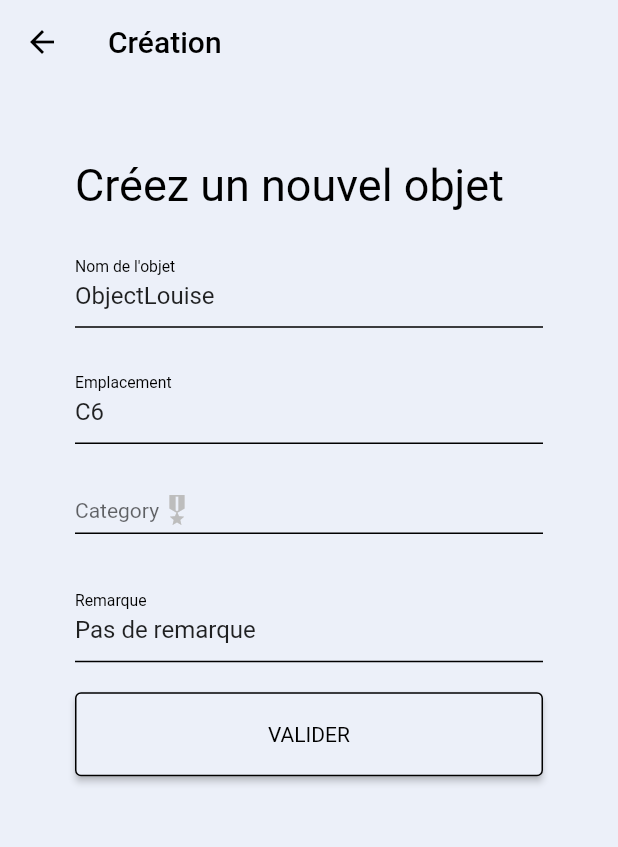
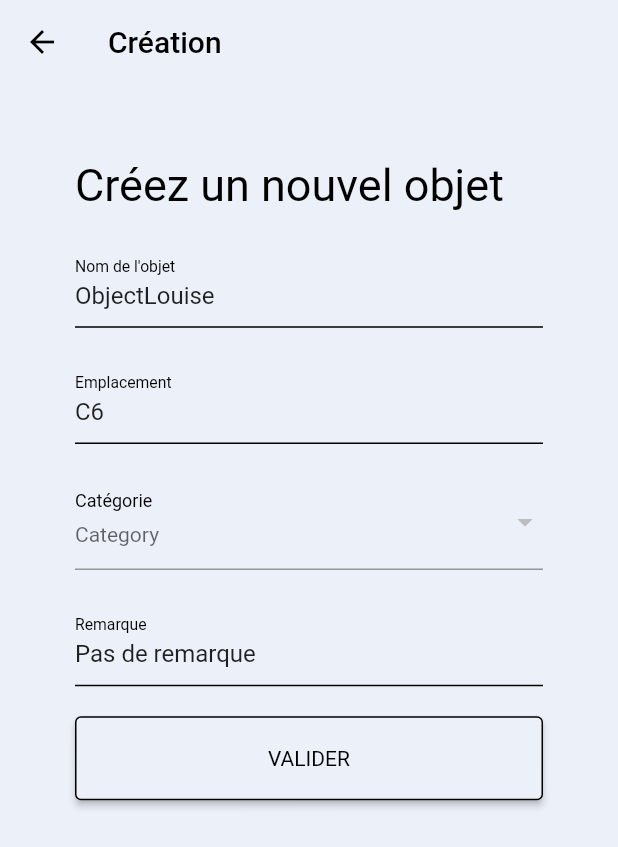
Before and after one commit to khrid/HES_646-2_Projects_GRIMM_Scanner, a Flutter app: the CreateItemScreen screen opened by its route, on a phone screen of 412 x 824 dp. Shown: the top 847 px of the screen. Run offline on Flutter 3.47's test engine with Material 2 defaults, Android fonts, the phone set to English and light mode, and no system bars; our stand-ins replace cloud_firestore, firebase_auth, firebase_core, qr_flutter; missing offline and left inert: flutter_barcode_scanner; accounts and stored records are empty; Roboto replaces fonts that are missing (Raleway-Regular).

Commit message:
Création fix catégorie + look n feel

```diff
--- a/lib/models/grimm_item.dart
+++ b/lib/models/grimm_item.dart
@@ -57,10 +57,10 @@ class GrimmItem {
   GrimmItem.fromJson(json)
       : this(
           id: json.id,
-          description: (json.data()!['description'] ?? ""),
-          location: (json.data()!['location'] ?? ""),
+          description: (json.data()!['description'] ?? "-"),
+          location: (json.data()!['location'] ?? "-"),
           idCategory: (json.data()!['idCategory'] ?? "").toString().trim(),
-          remark: (json.data()!['remark'] ?? ""),
+          remark: (json.data()!['remark'] ?? "-"),
           available: (json.data()!['available'] ?? false),
         );
 
@@ -89,18 +89,12 @@ class GrimmItem {
     DocumentSnapshot<Map<String, dynamic>> snap =
         await FirebaseFirestore.instance.collection("items").doc(id).get();
     if (snap.exists) {
-      description = (snap.data()!["description"] != null
-          ? snap.data()!["description"]
-          : "");
+      description = (snap.data()!["description"] ?? "");
       location =
-          (snap.data()!["location"] != null ? snap.data()!["location"] : "");
-      idCategory = (snap.data()!["idCategory"] != null
-          ? snap.data()!["idCategory"]
-          : "");
-      remark = (snap.data()!["remark"] != null ? snap.data()!["remark"] : "");
-      available = (snap.data()!["available"] != null
-          ? snap.data()!["available"]
-          : false);
+          (snap.data()!["location"] ?? "-");
+      idCategory = (snap.data()!["idCategory"] ?? "");
+      remark = (snap.data()!["remark"] ?? "-");
+      available = (snap.data()!["available"] ?? false);
     }
   }
 
--- a/lib/pages/create_item.dart
+++ b/lib/pages/create_item.dart
@@ -1,6 +1,8 @@
 import 'package:cloud_firestore/cloud_firestore.dart';
 import 'package:flutter/material.dart';
 import 'package:grimm_scanner/models/grimm_item.dart';
+
+import 'edit_item.dart';
 
 class CreateItemScreen extends StatefulWidget {
   static const routeName = '/create_item';
@@ -124,8 +126,10 @@ class _CreateItemState extends State<CreateItemScreen> {
               height: 20,
             ),
             StreamBuilder(
-              stream:
-                  FirebaseFirestore.instance.collection('category').snapshots(),
+              stream: FirebaseFirestore.instance
+                  .collection('category')
+                  .orderBy("name")
+                  .snapshots(),
               builder: (BuildContext context,
                   AsyncSnapshot<QuerySnapshot> snapshot) {
                 if (snapshot.hasData) {
@@ -138,17 +142,16 @@ class _CreateItemState extends State<CreateItemScreen> {
                     snapshot.data!.docs.forEach((result) {
                       categories.add(result['name']);
                     });
-                    return DropdownButton<String>(
+                    return DropdownButtonFormField<String>(
                       value: dropdownValue,
                       hint: Text("Category"),
-                      icon: const Icon(Icons.military_tech_sharp),
+                      decoration: const InputDecoration(
+                        labelText: 'Catégorie',
+                        labelStyle: TextStyle(color: Colors.black),
+                      ),
                       iconSize: 24,
                       //elevation: 16,
                       style: const TextStyle(color: Colors.black),
-                      underline: Container(
-                        height: 1,
-                        color: Colors.black,
-                      ),
                       items: categories
                           .map<DropdownMenuItem<String>>((String value) {
                         return DropdownMenuItem<String>(
@@ -249,7 +252,7 @@ class _CreateItemState extends State<CreateItemScreen> {
                           description: descriptionController.text,
                           location: locationController.text,
                           remark: remarkController.text,
-                          idCategory: dropdownValue,
+                          idCategory: await getIdForCategoryName(dropdownValue),
                           available: true);
                       await item.saveToFirestore();
                       print("Item CREATE" + item.toString());
```
Also changed, not shown: lib/pages/items_detail.dart (+65 -14 lines).
